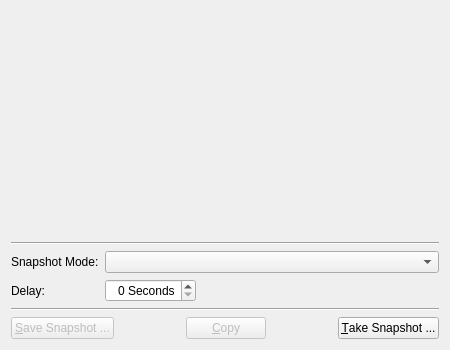
First picture: the form in Snapshot/SnapWidget.ui, repository testmana2/test, before the edit.
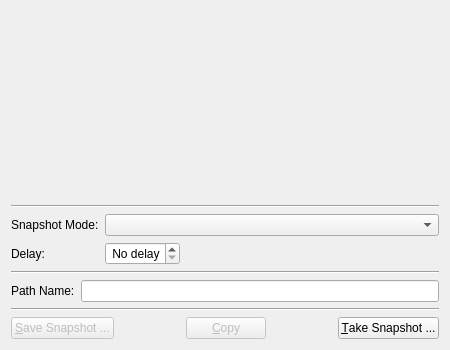
Second picture: the form after the edit. Custom widgets are drawn as their Qt base class.

Commit message: Extended the snapshot tool to allow for the selection of a screen (for multi screen systems), elliptical selection and a freehand selection.

The edit to the form file:
```diff
--- a/Snapshot/SnapWidget.ui
+++ b/Snapshot/SnapWidget.ui
@@ -21,37 +21,9 @@
   </property>
   <layout class="QVBoxLayout" name="verticalLayout">
    <item>
-    <layout class="QGridLayout" name="gridLayout">
-     <item row="0" column="1">
-      <spacer name="verticalSpacer_2">
-       <property name="orientation">
-        <enum>Qt::Vertical</enum>
-       </property>
-       <property name="sizeHint" stdset="0">
-        <size>
-         <width>20</width>
-         <height>28</height>
-        </size>
-       </property>
-      </spacer>
-     </item>
-     <item row="1" column="0">
-      <spacer name="horizontalSpacer_2">
-       <property name="orientation">
-        <enum>Qt::Horizontal</enum>
-       </property>
-       <property name="sizeHint" stdset="0">
-        <size>
-         <width>40</width>
-         <height>20</height>
-        </size>
-       </property>
-      </spacer>
-     </item>
-     <item row="1" column="1">
-      <widget class="QLabel" name="preview">
+    <widget class="SnapshotPreview" name="preview">
        <property name="sizePolicy">
-        <sizepolicy hsizetype="Preferred" vsizetype="Preferred">
+      <sizepolicy hsizetype="Expanding" vsizetype="Expanding">
          <horstretch>0</horstretch>
          <verstretch>0</verstretch>
         </sizepolicy>
@@ -70,34 +42,6 @@
        </property>
       </widget>
      </item>
-     <item row="1" column="2">
-      <spacer name="horizontalSpacer_3">
-       <property name="orientation">
-        <enum>Qt::Horizontal</enum>
-       </property>
-       <property name="sizeHint" stdset="0">
-        <size>
-         <width>40</width>
-         <height>20</height>
-        </size>
-       </property>
-      </spacer>
-     </item>
-     <item row="2" column="1">
-      <spacer name="verticalSpacer">
-       <property name="orientation">
-        <enum>Qt::Vertical</enum>
-       </property>
-       <property name="sizeHint" stdset="0">
-        <size>
-         <width>20</width>
-         <height>40</height>
-        </size>
-       </property>
-      </spacer>
-     </item>
-    </layout>
-   </item>
    <item>
     <widget class="Line" name="line">
      <property name="orientation">
@@ -144,8 +88,11 @@
          <property name="alignment">
           <set>Qt::AlignRight|Qt::AlignTrailing|Qt::AlignVCenter</set>
          </property>
+         <property name="specialValueText">
+          <string> No delay</string>
+         </property>
          <property name="suffix">
-          <string> Seconds</string>
+          <string> s</string>
          </property>
         </widget>
        </item>
@@ -166,6 +113,34 @@
      </item>
     </layout>
    </item>
+   <item>
+    <widget class="Line" name="line_3">
+     <property name="orientation">
+      <enum>Qt::Horizontal</enum>
+     </property>
+    </widget>
+   </item>
+   <item>
+    <layout class="QHBoxLayout" name="horizontalLayout_3">
+     <item>
+      <widget class="QLabel" name="label_3">
+       <property name="text">
+        <string>Path Name:</string>
+       </property>
+      </widget>
+     </item>
+     <item>
+      <widget class="QLineEdit" name="pathNameEdit">
+       <property name="toolTip">
+        <string>Shows the name of the directory used for saving</string>
+       </property>
+       <property name="readOnly">
+        <bool>true</bool>
+       </property>
+      </widget>
+     </item>
+    </layout>
+   </item>
    <item>
     <widget class="Line" name="line_2">
      <property name="orientation">
@@ -241,6 +216,13 @@
    </item>
   </layout>
  </widget>
+ <customwidgets>
+  <customwidget>
+   <class>SnapshotPreview</class>
+   <extends>QLabel</extends>
+   <header>.SnapshotPreview.h</header>
+  </customwidget>
+ </customwidgets>
  <tabstops>
   <tabstop>modeCombo</tabstop>
   <tabstop>delaySpin</tabstop>
```
Left out of the diff: 4 changed lines with no effect on the pictures. Lines whose indentation alone changed are shown as unchanged. The commit also changes 28 other files.
